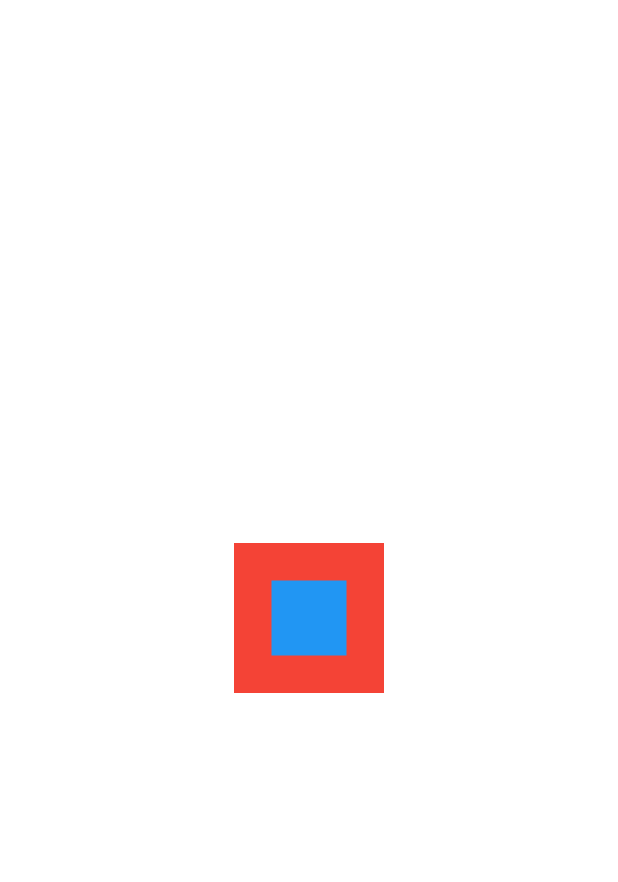
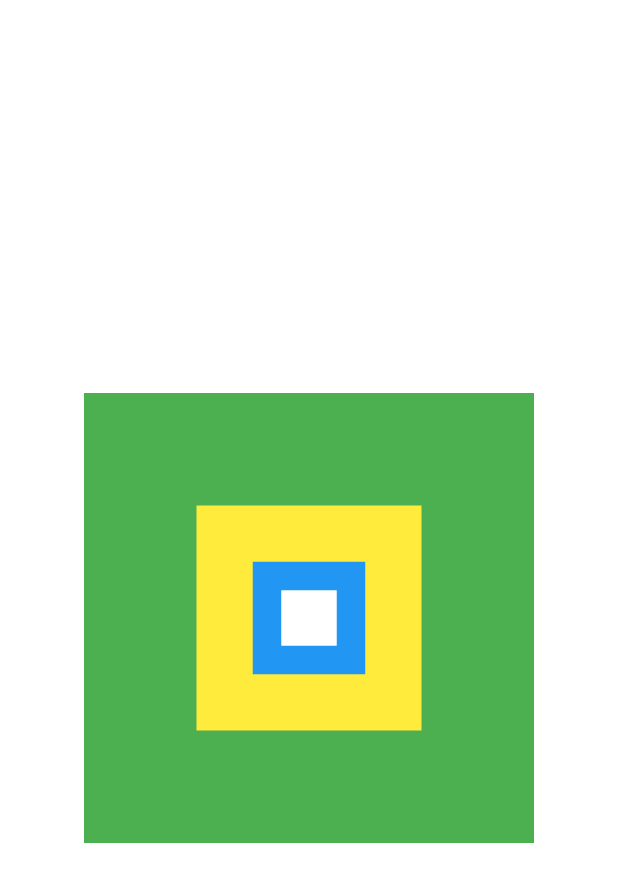
Before and after one commit to mvaraujo1977/flutter_first, a Flutter app: the screen it shows after launch, on a phone screen of 412 x 824 dp. Shown: the top 882 px of the screen. Run offline on Flutter 3.47's test engine with Material 3 defaults, Android fonts, the phone set to English and light mode, and no system bars.

Commit message:
Widget cores da bandeira do Brasil

```diff
--- a/lib/main.dart
+++ b/lib/main.dart
@@ -19,8 +19,10 @@ class MyApp extends StatelessWidget {
       home: Stack(
         alignment: AlignmentDirectional.center,
         children: [
-          Container(color: Colors.red ,width: 100, height: 100,),
-          Container(color: Colors.blue, width: 50, height: 50,),
+          Container(height: 300, width: 300, color: Colors.green),
+          Container(height: 150, width: 150, color: Colors.yellow),
+          Container(height: 75, width: 75, color: Colors.blue),
+          Container(height: 37, width: 37, color: Colors.white),
         ],
       ),
     );
```
